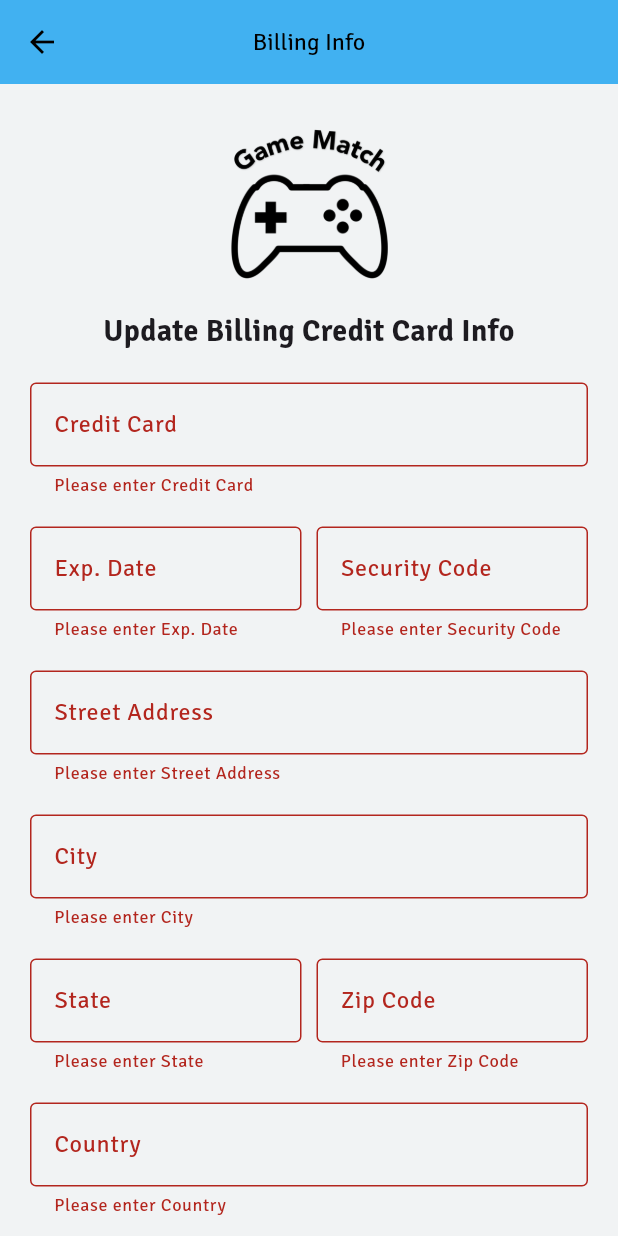
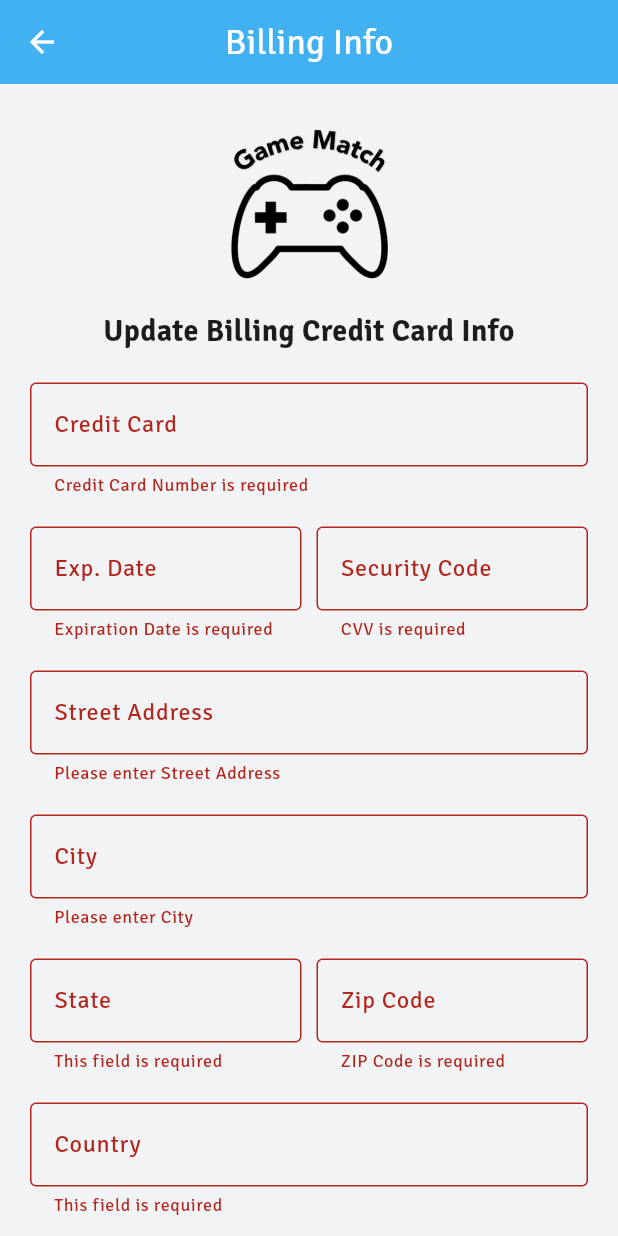
Before and after one commit to ramonthethird/GameMatch, a Flutter app: the BillingInfoPage screen opened by its route, after a tap on "Submit", on a phone screen of 412 x 824 dp. Run offline on Flutter 3.47's test engine with Material 3 defaults, Android fonts, the phone set to English and light mode, and no system bars; drawn by our look-alikes of overlay_support; our stand-ins replace cloud_firestore, device_info_plus, firebase_auth, firebase_core, firebase_messaging, firebase_storage and 9 more; missing offline and left inert: clipboard; accounts and stored records are empty; statements that could not run were skipped.

Commit message:
Update Billing_info.dart

```diff
--- a/game_match/lib/pages/Billing_info.dart
+++ b/game_match/lib/pages/Billing_info.dart
@@ -1,9 +1,9 @@
-// Billing_info.dart
 import 'package:flutter/material.dart';
 import 'package:cloud_firestore/cloud_firestore.dart';
 import 'package:firebase_auth/firebase_auth.dart';
-import 'subscriptionPremium.dart'; // Import the SubscriptionPremium page
-import 'package:intl/intl.dart'; // For date formatting
+import 'package:flutter/services.dart';
+import 'subscriptionPremium.dart';
+import 'package:intl/intl.dart';
 
 class BillingInfoPage extends StatefulWidget {
   const BillingInfoPage({super.key});
@@ -30,14 +30,15 @@ class _BillingInfoPageState extends State<BillingInfoPage> {
         title: const Text(
           'Billing Info',
           style: TextStyle(
-            color: Colors.black,
-            fontSize: 16,
+            color: Colors.white,
+            fontSize: 24, // Set text size to 24
           ),
         ),
         centerTitle: true,
+        backgroundColor: const Color(0xFF41B1F1), // Set AppBar background color
         elevation: 0,
         leading: IconButton(
-          icon: const Icon(Icons.arrow_back, color: Colors.black),
+          icon: const Icon(Icons.arrow_back, color: Colors.white),
           onPressed: () {
             Navigator.pop(context);
           },
@@ -52,20 +53,9 @@ class _BillingInfoPageState extends State<BillingInfoPage> {
               crossAxisAlignment: CrossAxisAlignment.stretch,
               children: <Widget>[
                 const SizedBox(height: 10),
-                ColorFiltered(
-                  colorFilter: Theme.of(context).brightness == Brightness.dark
-                      ? const ColorFilter.mode(
-                          Colors.white, // Makes the logo white in dark mode
-                          BlendMode.srcATop,
-                        )
-                      : const ColorFilter.mode(
-                          Colors.transparent, // No change in light mode
-                          BlendMode.srcOver,
-                        ),
-                  child: Image.asset(
-                    'assets/images/gamematchlogoresize.png', // Replace with your logo path
-                    height: 100,
-                  ),
+                Image.asset(
+                  'assets/images/gamematchlogoresize.png', // Replace with your logo path
+                  height: 100,
                 ),
                 const SizedBox(height: 20),
                 const Text(
@@ -74,43 +64,80 @@ class _BillingInfoPageState extends State<BillingInfoPage> {
                   textAlign: TextAlign.center,
                 ),
                 const SizedBox(height: 20),
-                _buildTextField(creditCardController, 'Credit Card', 'Credit Card Number', isNumeric: true),
+                _buildTextField(
+                  creditCardController,
+                  'Credit Card',
+                  'Credit Card Number',
+                  isNumeric: true,
+                  validator: validateCreditCard,
+                ),
                 const SizedBox(height: 20),
                 Row(
                   children: [
                     Expanded(
-                      child: _buildTextField(expDateController, 'Exp. Date', 'MM/YY', isNumeric: true),
+                      child: _buildExpDateField(
+                        expDateController,
+                        'Exp. Date',
+                        'MM/YY',
+                        validator: validateExpDate,
+                      ),
                     ),
                     const SizedBox(width: 10),
                     Expanded(
-                      child: _buildTextField(securityCodeController, 'Security Code', 'CVV', isNumeric: true),
+                      child: _buildTextField(
+                        securityCodeController,
+                        'Security Code',
+                        'CVV',
+                        isNumeric: true,
+                        validator: validateCVV,
+                      ),
                     ),
                   ],
                 ),
                 const SizedBox(height: 20),
-                _buildTextField(streetAddressController, 'Street Address', 'Street Address'),
+                _buildTextField(
+                  streetAddressController,
+                  'Street Address',
+                  'Street Address',
+                ),
                 const SizedBox(height: 20),
                 _buildTextField(cityController, 'City', 'City'),
                 const SizedBox(height: 20),
                 Row(
                   children: [
                     Expanded(
-                      child: _buildTextField(stateController, 'State', 'State'),
+                      child: _buildTextField(
+                        stateController,
+                        'State',
+                        'State',
+                        validator: validateLettersOnly,
+                      ),
                     ),
                     const SizedBox(width: 10),
                     Expanded(
-                      child: _buildTextField(zipCodeController, 'Zip Code', 'Zip Code', isNumeric: true),
+                      child: _buildTextField(
+                        zipCodeController,
+                        'Zip Code',
+                        'Zip Code',
+                        isNumeric: true,
+                        validator: validateZipCode,
+                      ),
                     ),
                   ],
                 ),
                 const SizedBox(height: 20),
-                _buildTextField(countryController, 'Country', 'Country'),
+                _buildTextField(
+                  countryController,
+                  'Country',
+                  'Country',
+                  validator: validateLettersOnly,
+                ),
                 const SizedBox(height: 40),
                 ElevatedButton(
                   onPressed: _submitBillingInfo,
                   style: ElevatedButton.styleFrom(
-                    backgroundColor: const Color(0xFF41B1F1),
-                    foregroundColor: Colors.white,
+                    backgroundColor: const Color(0xFF41B1F1), // Button background color
+                    foregroundColor: Colors.white, // Button text color set to white
                   ),
                   child: const Text('Submit'),
                 ),
@@ -123,7 +150,9 @@ class _BillingInfoPageState extends State<BillingInfoPage> {
   }
 
   // Helper method to build text fields
-  Widget _buildTextField(TextEditingController controller, String label, String hint, {bool isNumeric = false}) {
+  Widget _buildTextField(
+      TextEditingController controller, String label, String hint,
+      {bool isNumeric = false, String? Function(String?)? validator}) {
     return TextFormField(
       controller: controller,
       keyboardType: isNumeric ? TextInputType.number : TextInputType.text,
@@ -132,7 +161,7 @@ class _BillingInfoPageState extends State<BillingInfoPage> {
         hintText: hint,
         border: const OutlineInputBorder(),
       ),
-      validator: (value) {
+      validator: validator ?? (value) {
         if (value == null || value.isEmpty) {
           return 'Please enter $label';
         }
@@ -141,25 +170,68 @@ class _BillingInfoPageState extends State<BillingInfoPage> {
     );
   }
 
+  // Helper method to build expiration date field
+  Widget _buildExpDateField(TextEditingController controller, String label, String hint,
+      {String? Function(String?)? validator}) {
+    return TextFormField(
+      controller: controller,
+      keyboardType: TextInputType.number,
+      decoration: InputDecoration(
+        labelText: label,
+        hintText: hint,
+        border: const OutlineInputBorder(),
+      ),
+      inputFormatters: [
+        FilteringTextInputFormatter.digitsOnly, // Allow digits only
+        ExpDateFormatter(), // Apply custom formatter
+      ],
+      validator: validator,
+    );
+  }
+
+  // Validators
+  String? validateCreditCard(String? value) {
+    if (value == null || value.isEmpty) return 'Credit Card Number is required';
+    if (!RegExp(r'^\d{16}$').hasMatch(value)) return 'Enter a valid 16-digit credit card number';
+    return null;
+  }
+
+  String? validateExpDate(String? value) {
+    if (value == null || value.isEmpty) return 'Expiration Date is required';
+    if (!RegExp(r'^(0[1-9]|1[0-2])/(\d{2})$').hasMatch(value)) {
+      return 'Enter a valid date in MM/YY format (01-12 for months)';
+    }
+    return null;
+  }
+
+  String? validateCVV(String? value) {
+    if (value == null || value.isEmpty) return 'CVV is required';
+    if (!RegExp(r'^\d{3,4}$').hasMatch(value)) return 'Enter a valid 3-4 digit CVV';
+    return null;
+  }
+
+  String? validateZipCode(String? value) {
+    if (value == null || value.isEmpty) return 'ZIP Code is required';
+    if (!RegExp(r'^\d{5}$').hasMatch(value)) return 'Enter a valid 5-digit ZIP Code';
+    return null;
+  }
+
+  String? validateLettersOnly(String? value) {
+    if (value == null || value.isEmpty) return 'This field is required';
+    if (!RegExp(r'^[a-zA-Z\s]+$').hasMatch(value)) return 'Enter letters only';
+    return null;
+  }
+
   // Method to submit billing information
   Future<void> _submitBillingInfo() async {
     if (_formKey.currentState!.validate()) {
-      _formKey.currentState!.save();
-
       try {
-        // Get current authenticated user
         User? currentUser = FirebaseAuth.instance.currentUser;
 
         if (currentUser != null) {
-          // Get the current date and calculate the expiration date (1 month later)
           DateTime currentDate = DateTime.now();
-          DateTime expirationDate = DateTime(currentDate.year, currentDate.month + 1, currentDate.day);
+          String formattedStartDate = DateFormat('yyyy-MM-dd').format(currentDate);
 
-          // Format the dates to store as strings
-          String formattedStartDate = DateFormat('yyyy-MM-dd').format(currentDate);
-          String formattedExpirationDate = DateFormat('yyyy-MM-dd').format(expirationDate);
-
-          // Save billing information and update subscription status to "paid" with start and expiration dates in Firestore
           await FirebaseFirestore.instance.collection('users').doc(currentUser.uid).set({
             'creditCard': creditCardController.text,
             'expDate': expDateController.text,
@@ -171,10 +243,8 @@ class _BillingInfoPageState extends State<BillingInfoPage> {
             'country': countryController.text,
             'subscription': 'paid',
             'subscriptionStartDate': formattedStartDate,
-            'subscriptionExpirationDate': formattedExpirationDate,
           }, SetOptions(merge: true));
 
-          // Show a success message
           ScaffoldMessenger.of(context).showSnackBar(
             const SnackBar(
               content: Text('You are now a premium member!'),
@@ -182,13 +252,11 @@ class _BillingInfoPageState extends State<BillingInfoPage> {
             ),
           );
 
-          // Navigate to SubscriptionPremiumPage if subscription is paid
           Navigator.pushReplacement(
             context,
             MaterialPageRoute(builder: (context) => const PremiumSubscriptionPage()),
           );
         } else {
-          // Show an error if the user is not logged in
           ScaffoldMessenger.of(context).showSnackBar(
             const SnackBar(
               content: Text('User not logged in. Please log in and try again.'),
@@ -197,21 +265,18 @@ class _BillingInfoPageState extends State<BillingInfoPage> {
           );
         }
       } catch (e) {
-        // Handle errors
         ScaffoldMessenger.of(context).showSnackBar(
           SnackBar(
             content: Text('An error occurred: $e'),
             backgroundColor: Colors.red,
           ),
         );
-        print('Error: $e');
       }
     }
   }
 
   @override
   void dispose() {
-    // Clean up controllers when the widget is disposed
     creditCardController.dispose();
     expDateController.dispose();
     securityCodeController.dispose();
@@ -223,3 +288,35 @@ class _BillingInfoPageState extends State<BillingInfoPage> {
     super.dispose();
   }
 }
+
+class ExpDateFormatter extends TextInputFormatter {
+  @override
+  TextEditingValue formatEditUpdate(
+      TextEditingValue oldValue, TextEditingValue newValue) {
+    final text = newValue.text;
+
+    // Restrict input to a maximum of 5 characters (MM/YY)
+    if (text.length > 5) {
+      return oldValue;
+    }
+
+    // Add '/' after the second character if not already present
+    if (text.length == 2 && !text.contains('/')) {
+      return TextEditingValue(
+        text: '$text/',
+        selection: TextSelection.collapsed(offset: 3),
+      );
+    }
+
+    // Ensure '/' remains in the correct position
+    if (text.length > 2 && text[2] != '/') {
+      String correctedText = '${text.substring(0, 2)}/${text.substring(2)}';
+      return TextEditingValue(
+        text: correctedText,
+        selection: TextSelection.collapsed(offset: correctedText.length),
+      );
+    }
+
+    return newValue;
+  }
+}
```
